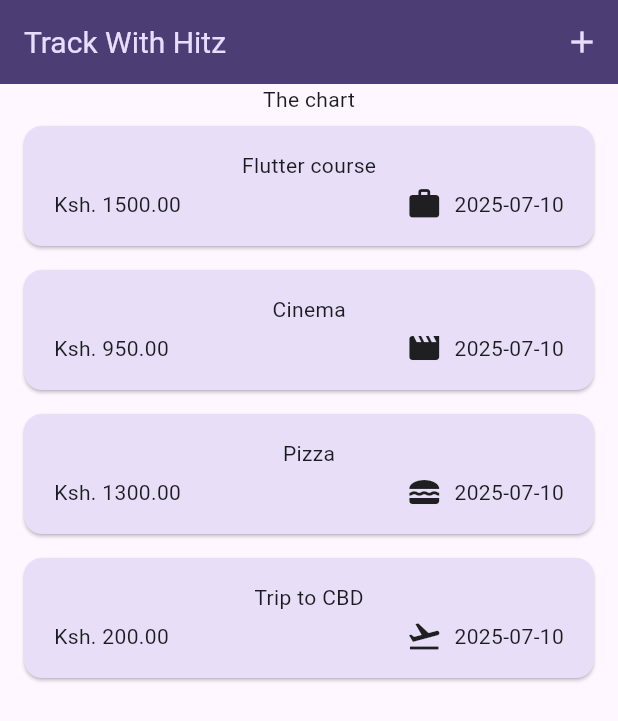
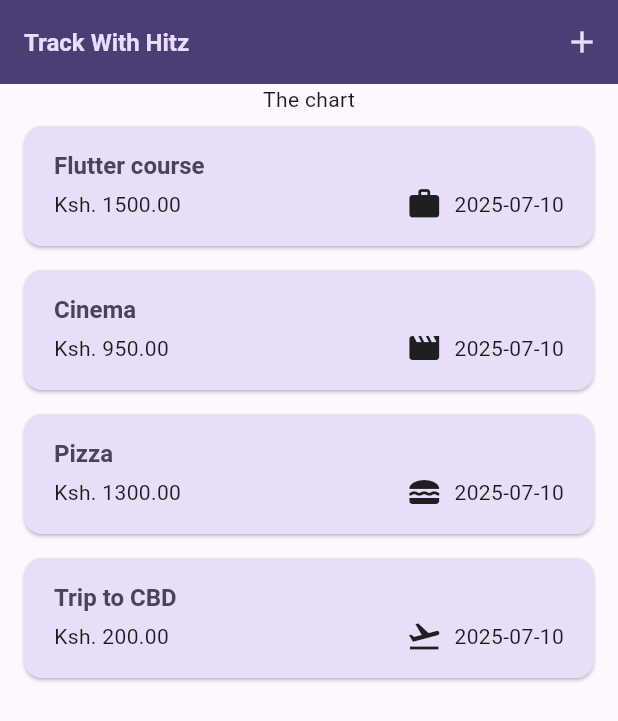
Before and after one commit to HitzCommitted/flutter_expense_tracker, a Flutter app: the screen it shows after launch, on a phone screen of 412 x 824 dp. Shown: the top 721 px of the screen. Run offline on Flutter 3.47's test engine with Material 3 defaults, Android fonts, the phone set to English and light mode, and no system bars.

Commit message:
theming manenoz

```diff
--- a/lib/main.dart
+++ b/lib/main.dart
@@ -24,9 +24,9 @@ void main() {
         ),
         textTheme: ThemeData().textTheme.copyWith(
           titleLarge: TextStyle(
-            fontWeight: FontWeight.normal,
+            fontWeight: FontWeight.bold,
             color: kColorScheme.onSecondaryContainer,
-            fontSize: 20,
+            fontSize: 16,
           ),
         ),
       ),
--- a/lib/widgets/expenses_list/expense_item.dart
+++ b/lib/widgets/expenses_list/expense_item.dart
@@ -12,8 +12,9 @@ class ExpenseItem extends StatelessWidget {
       child: Padding(
         padding: const EdgeInsets.symmetric(horizontal: 20, vertical: 16),
         child: Column(
+          crossAxisAlignment: CrossAxisAlignment.start,
           children: [
-            Text(expense.title),
+            Text(expense.title, style: Theme.of(context).textTheme.titleLarge),
             const SizedBox(height: 4),
             Row(
               children: [
--- a/lib/widgets/expenses_list/expenses_list.dart
+++ b/lib/widgets/expenses_list/expenses_list.dart
@@ -19,6 +19,12 @@ class ExpensesList extends StatelessWidget {
       itemBuilder:
           (ctx, index) => Dismissible(
             key: ValueKey(expenses[index]),
+            background: Container(
+              color: Theme.of(context).colorScheme.error,
+              margin: EdgeInsets.symmetric(
+                horizontal: Theme.of(context).cardTheme.margin!.horizontal,
+              ),
+            ),
             onDismissed: (direction) {
               onRemoveExpense(expenses[index]);
             },
```
